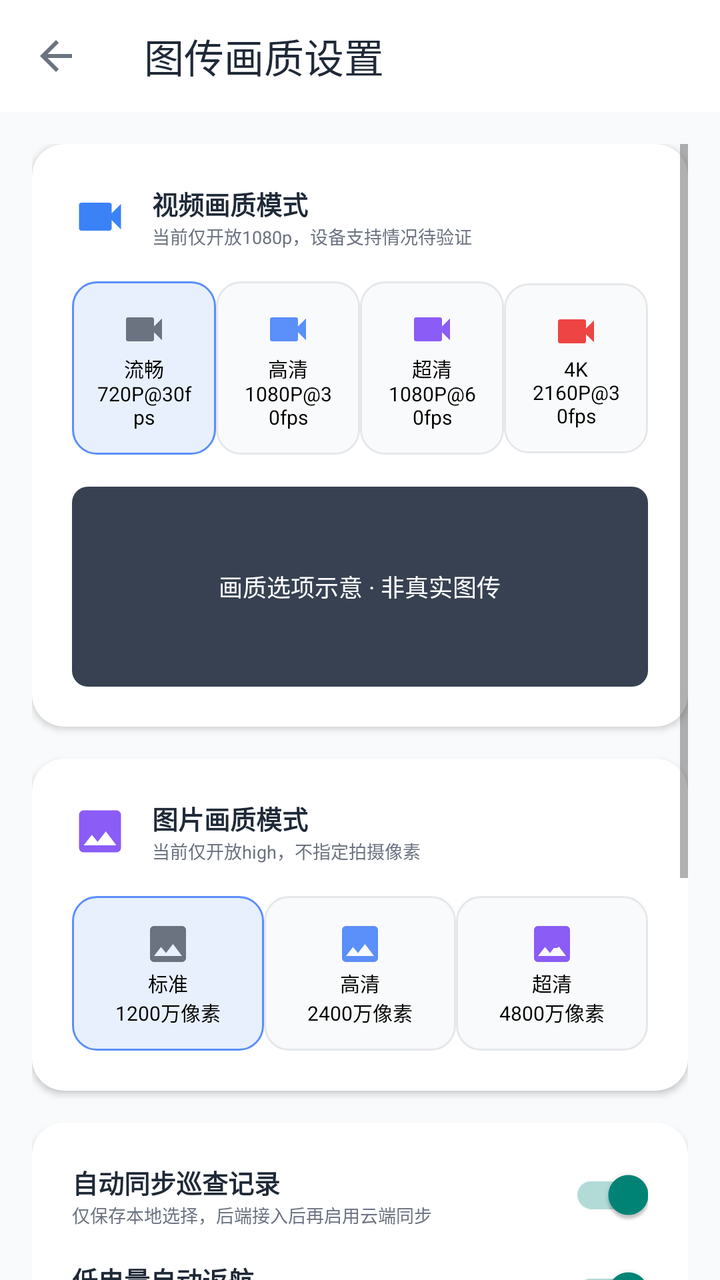
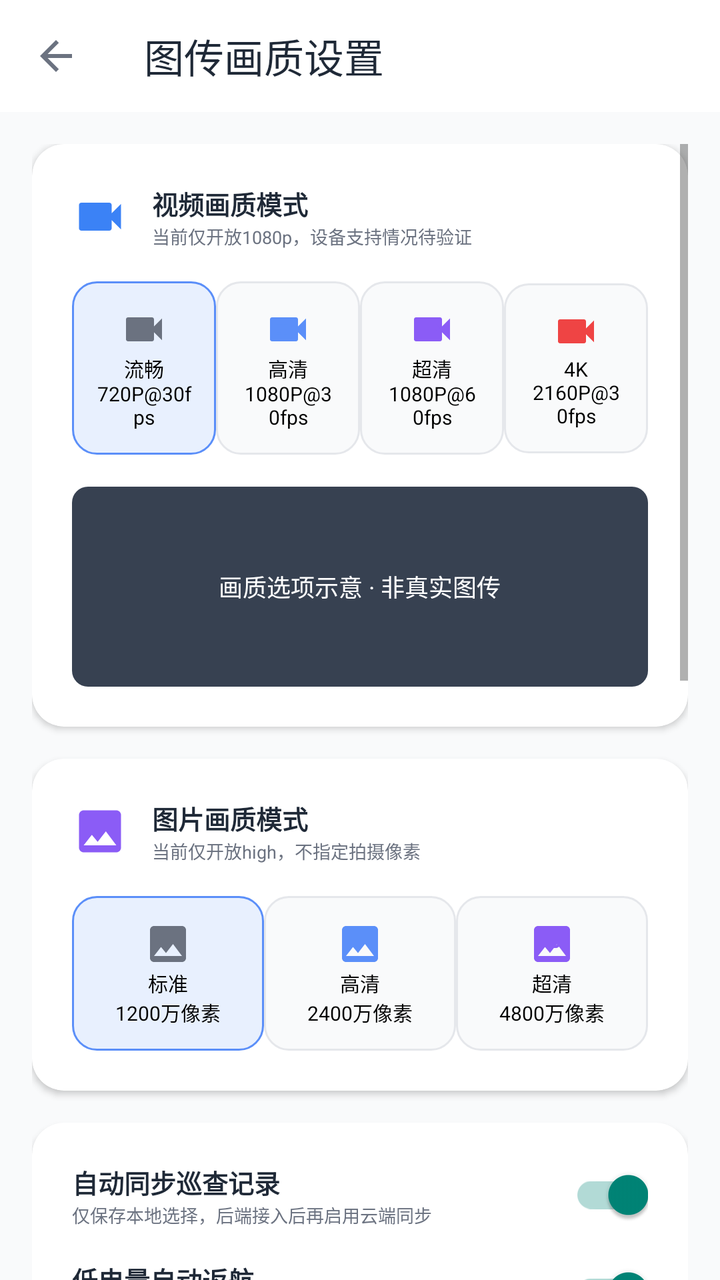

An Android layout rendered at two revisions. The XML below is the earlier revision; the diff shows what the commit changed to produce the second picture.
<!-- AndroidManifest.xml: application theme Theme.AppCompat.Light.NoActionBar -->
<!-- res/layout/activity_video_settings.xml -->
<?xml version="1.0" encoding="utf-8"?>
<LinearLayout xmlns:android="http://schemas.android.com/apk/res/android"
              xmlns:app="http://schemas.android.com/apk/res-auto"
              android:layout_width="match_parent"
              android:layout_height="match_parent"
              android:orientation="vertical"
              android:background="@color/gray_50">

    
    <androidx.appcompat.widget.Toolbar
            android:id="@+id/toolbar"
            android:layout_width="match_parent"
            android:layout_height="?attr/actionBarSize"
            android:background="@color/white"
            app:title="@string/video_settings"
            app:titleTextColor="@color/gray_800"
            app:navigationIcon="@drawable/ic_arrow_back" />

    <ScrollView
            android:layout_width="match_parent"
            android:layout_height="0dp"
            android:layout_weight="1"
            android:padding="16dp"
            android:clipToPadding="false">

        <LinearLayout
                android:layout_width="match_parent"
                android:layout_height="wrap_content"
                android:orientation="vertical">

            
            <androidx.cardview.widget.CardView
                    android:layout_width="match_parent"
                    android:layout_height="wrap_content"
                    android:layout_marginBottom="16dp"
                    app:cardCornerRadius="16dp"
                    app:cardElevation="2dp">

                <LinearLayout
                        android:layout_width="match_parent"
                        android:layout_height="wrap_content"
                        android:orientation="vertical"
                        android:padding="20dp">

                    <LinearLayout
                            android:layout_width="match_parent"
                            android:layout_height="wrap_content"
                            android:orientation="horizontal"
                            android:gravity="center_vertical"
                            android:layout_marginBottom="16dp">

                        <ImageView
                                android:layout_width="28dp"
                                android:layout_height="28dp"
                                android:src="@drawable/ic_video"
                                android:tint="@color/blue_500" />

                        <LinearLayout
                                android:layout_width="0dp"
                                android:layout_height="wrap_content"
                                android:layout_weight="1"
                                android:layout_marginStart="12dp"
                                android:orientation="vertical">

                            <TextView
                                    android:layout_width="wrap_content"
                                    android:layout_height="wrap_content"
                                    android:text="@string/video_quality"
                                    android:textSize="13sp"
                                    android:textStyle="bold"
                                    android:textColor="@color/gray_800" />

                            <TextView
                                    android:layout_width="wrap_content"
                                    android:layout_height="wrap_content"
                                    android:text="@string/video_quality_desc"
                                    android:textSize="9sp"
                                    android:textColor="@color/gray_500" />
                        </LinearLayout>
                    </LinearLayout>

                    <RadioGroup
                            android:id="@+id/rg_video_quality"
                            android:layout_width="match_parent"
                            android:layout_height="wrap_content"
                            android:orientation="horizontal">

                        <RadioButton
                                android:id="@+id/rb_video_smooth"
                                android:layout_width="0dp"
                                android:layout_height="wrap_content"
                                android:layout_weight="1"
                                android:text="流畅\n720P@30fps"
                                android:textSize="10sp"
                                android:textAlignment="center"
                                android:button="@null"
                                android:drawableTop="@drawable/ic_video_smooth"
                                android:padding="12dp"
                                android:background="@drawable/bg_radio_selector"
                                android:checked="true" />

                        <RadioButton
                                android:id="@+id/rb_video_hd"
                                android:layout_width="0dp"
                                android:layout_height="wrap_content"
                                android:layout_weight="1"
                                android:text="高清\n1080P@30fps"
                                android:textSize="10sp"
                                android:textAlignment="center"
                                android:button="@null"
                                android:drawableTop="@drawable/ic_video_hd"
                                android:padding="12dp"
                                android:background="@drawable/bg_radio_selector" />

                        <RadioButton
                                android:id="@+id/rb_video_ultra"
                                android:layout_width="0dp"
                                android:layout_height="wrap_content"
                                android:layout_weight="1"
                                android:text="超清\n1080P@60fps"
                                android:textSize="10sp"
                                android:textAlignment="center"
                                android:button="@null"
                                android:drawableTop="@drawable/ic_video_ultra"
                                android:padding="12dp"
                                android:background="@drawable/bg_radio_selector" />

                        <RadioButton
                                android:id="@+id/rb_video_4k"
                                android:layout_width="0dp"
                                android:layout_height="wrap_content"
                                android:layout_weight="1"
                                android:text="4K\n2160P@30fps"
                                android:textSize="10sp"
                                android:textAlignment="center"
                                android:button="@null"
                                android:drawableTop="@drawable/ic_video_4k"
                                android:padding="12dp"
                                android:background="@drawable/bg_radio_selector" />
                    </RadioGroup>

                    
                    <FrameLayout
                            android:id="@+id/video_preview_container"
                            android:layout_width="match_parent"
                            android:layout_height="100dp"
                            android:layout_marginTop="16dp"
                            android:background="@drawable/bg_video_preview_smooth">

                        <TextView
                                android:layout_width="wrap_content"
                                android:layout_height="wrap_content"
                                android:layout_gravity="center"
                                android:text="画质选项示意 · 非真实图传"
                                android:textColor="@color/white"
                                android:textSize="12sp" />
                    </FrameLayout>
                </LinearLayout>
            </androidx.cardview.widget.CardView>

            
            <androidx.cardview.widget.CardView
                    android:layout_width="match_parent"
                    android:layout_height="wrap_content"
                    android:layout_marginBottom="16dp"
                    app:cardCornerRadius="16dp"
                    app:cardElevation="2dp">

                <LinearLayout
                        android:layout_width="match_parent"
                        android:layout_height="wrap_content"
                        android:orientation="vertical"
                        android:padding="20dp">

                    <LinearLayout
                            android:layout_width="match_parent"
                            android:layout_height="wrap_content"
                            android:orientation="horizontal"
                            android:gravity="center_vertical"
                            android:layout_marginBottom="16dp">

                        <ImageView
                                android:layout_width="28dp"
                                android:layout_height="28dp"
                                android:src="@drawable/ic_image"
                                android:tint="@color/purple_500" />

                        <LinearLayout
                                android:layout_width="0dp"
                                android:layout_height="wrap_content"
                                android:layout_weight="1"
                                android:layout_marginStart="12dp"
                                android:orientation="vertical">

                            <TextView
                                    android:layout_width="wrap_content"
                                    android:layout_height="wrap_content"
                                    android:text="@string/image_quality"
                                    android:textSize="13sp"
                                    android:textStyle="bold"
                                    android:textColor="@color/gray_800" />

                            <TextView
                                    android:layout_width="wrap_content"
                                    android:layout_height="wrap_content"
                                    android:text="@string/image_quality_desc"
                                    android:textSize="9sp"
                                    android:textColor="@color/gray_500" />
                        </LinearLayout>
                    </LinearLayout>

                    <RadioGroup
                            android:id="@+id/rg_image_quality"
                            android:layout_width="match_parent"
                            android:layout_height="wrap_content"
                            android:orientation="horizontal">

                        <RadioButton
                                android:id="@+id/rb_image_standard"
                                android:layout_width="0dp"
                                android:layout_height="wrap_content"
                                android:layout_weight="1"
                                android:text="标准\n1200万像素"
                                android:textSize="10sp"
                                android:textAlignment="center"
                                android:button="@null"
                                android:drawableTop="@drawable/ic_image_standard"
                                android:padding="12dp"
                                android:background="@drawable/bg_radio_selector"
                                android:checked="true" />

                        <RadioButton
                                android:id="@+id/rb_image_hd"
                                android:layout_width="0dp"
                                android:layout_height="wrap_content"
                                android:layout_weight="1"
                                android:text="高清\n2400万像素"
                                android:textSize="10sp"
                                android:textAlignment="center"
                                android:button="@null"
                                android:drawableTop="@drawable/ic_image_hd"
                                android:padding="12dp"
                                android:background="@drawable/bg_radio_selector" />

                        <RadioButton
                                android:id="@+id/rb_image_ultra"
                                android:layout_width="0dp"
                                android:layout_height="wrap_content"
                                android:layout_weight="1"
                                android:text="超清\n4800万像素"
                                android:textSize="10sp"
                                android:textAlignment="center"
                                android:button="@null"
                                android:drawableTop="@drawable/ic_image_ultra"
                                android:padding="12dp"
                                android:background="@drawable/bg_radio_selector" />
                    </RadioGroup>
                </LinearLayout>
            </androidx.cardview.widget.CardView>

            
            <androidx.cardview.widget.CardView
                    android:layout_width="match_parent"
                    android:layout_height="wrap_content"
                    android:layout_marginBottom="16dp"
                    app:cardCornerRadius="16dp"
                    app:cardElevation="2dp">

                <LinearLayout
                        android:layout_width="match_parent"
                        android:layout_height="wrap_content"
                        android:orientation="vertical"
                        android:padding="20dp">

                    
                    <LinearLayout
                            android:layout_width="match_parent"
                            android:layout_height="wrap_content"
                            android:orientation="horizontal"
                            android:gravity="center_vertical"
                            android:layout_marginBottom="16dp">

                        <LinearLayout
                                android:layout_width="0dp"
                                android:layout_height="wrap_content"
                                android:layout_weight="1"
                                android:orientation="vertical">

                            <TextView
                                    android:layout_width="wrap_content"
                                    android:layout_height="wrap_content"
                                    android:text="@string/auto_sync"
                                    android:textSize="13sp"
                                    android:textStyle="bold"
                                    android:textColor="@color/gray_800" />

                            <TextView
                                    android:layout_width="wrap_content"
                                    android:layout_height="wrap_content"
                                    android:text="@string/auto_sync_desc"
                                    android:textSize="9sp"
                                    android:textColor="@color/gray_500" />
                        </LinearLayout>

                        <androidx.appcompat.widget.SwitchCompat
                                android:id="@+id/switch_auto_sync"
                                android:layout_width="wrap_content"
                                android:layout_height="wrap_content"
                                android:checked="true" />
                    </LinearLayout>

                    
                    <LinearLayout
                            android:layout_width="match_parent"
                            android:layout_height="wrap_content"
                            android:orientation="horizontal"
                            android:gravity="center_vertical">

                        <LinearLayout
                                android:layout_width="0dp"
                                android:layout_height="wrap_content"
                                android:layout_weight="1"
                                android:orientation="vertical">

                            <TextView
                                    android:layout_width="wrap_content"
                                    android:layout_height="wrap_content"
                                    android:text="@string/low_battery_return"
                                    android:textSize="13sp"
                                    android:textStyle="bold"
                                    android:textColor="@color/gray_800" />

                            <TextView
                                    android:layout_width="wrap_content"
                                    android:layout_height="wrap_content"
                                    android:text="@string/low_battery_return_desc"
                                    android:textSize="9sp"
                                    android:textColor="@color/gray_500" />
                        </LinearLayout>

                        <androidx.appcompat.widget.SwitchCompat
                                android:id="@+id/switch_low_battery"
                                android:layout_width="wrap_content"
                                android:layout_height="wrap_content"
                                android:checked="true" />
                    </LinearLayout>
                </LinearLayout>
            </androidx.cardview.widget.CardView>

            
            <androidx.cardview.widget.CardView
                    android:layout_width="match_parent"
                    android:layout_height="wrap_content"
                    android:layout_marginBottom="24dp"
                    app:cardCornerRadius="16dp"
                    app:cardBackgroundColor="@color/orange_50">

                <LinearLayout
                        android:layout_width="match_parent"
                        android:layout_height="wrap_content"
                        android:orientation="horizontal"
                        android:padding="16dp">

                    <ImageView
                            android:layout_width="24dp"
                            android:layout_height="24dp"
                            android:src="@drawable/ic_warning"
                            android:tint="@color/orange_500" />

                    <LinearLayout
                            android:layout_width="0dp"
                            android:layout_height="wrap_content"
                            android:layout_weight="1"
                            android:layout_marginStart="12dp"
                            android:orientation="vertical">

                        <TextView
                                android:layout_width="wrap_content"
                                android:layout_height="wrap_content"
                                android:text="高画质模式流量提示"
                                android:textSize="11sp"
                                android:textStyle="bold"
                                android:textColor="@color/gray_800" />

                        <TextView
                                android:layout_width="wrap_content"
                                android:layout_height="wrap_content"
                                android:layout_marginTop="4dp"
                                android:text="1080P@60fps 视频和4800万像素照片会消耗大量网络流量，建议在WiFi环境下使用"
                                android:textSize="9sp"
                                android:textColor="@color/gray_600" />
                    </LinearLayout>
                </LinearLayout>
            </androidx.cardview.widget.CardView>

            
            <TextView
                    android:id="@+id/tv_sync_status"
                    android:layout_width="match_parent"
                    android:layout_height="wrap_content"
                    android:layout_marginBottom="16dp"
                    android:text="当前显示本地设置，设备尚未确认。连接后请点击保存并同步。"
                    android:textColor="@color/gray_700"
                    android:textSize="13sp" />
            <Button
                    android:id="@+id/btn_save"
                    android:layout_width="match_parent"
                    android:layout_height="48dp"
                    android:layout_marginBottom="32dp"
                    android:text="@string/save_settings"
                    android:textSize="13sp"
                    android:background="@drawable/bg_primary_rounded"
                    android:textColor="@color/white" />

        </LinearLayout>
    </ScrollView>

</LinearLayout>
<!-- resources referenced by this layout -->
<resources>
  <color name="blue_500">#3B82F6</color>
  <color name="gray_50">#F9FAFB</color>
  <color name="gray_500">#6B7280</color>
  <color name="gray_600">#4B5563</color>
  <color name="gray_700">#374151</color>
  <color name="gray_800">#1F2937</color>
  <color name="orange_50">#FFFBEB</color>
  <color name="orange_500">#F59E0B</color>
  <color name="purple_500">#8B5CF6</color>
  <color name="white">#FFFFFF</color>
  <!-- drawable bg_primary_rounded (drawable) -->
  <?xml version="1.0" encoding="utf-8"?>
  <shape xmlns:android="http://schemas.android.com/apk/res/android">
      <solid android:color="@color/primary"/>
      <corners android:radius="12dp"/>
  </shape>
  <!-- drawable bg_video_preview_smooth (drawable) -->
  <?xml version="1.0" encoding="utf-8"?>
  <shape xmlns:android="http://schemas.android.com/apk/res/android">
      <solid android:color="#374151"/>
      <corners android:radius="8dp"/>
  </shape>
  <!-- drawable ic_arrow_back (drawable) -->
  <?xml version="1.0" encoding="utf-8"?>
  <vector xmlns:android="http://schemas.android.com/apk/res/android"
      android:width="24dp"
      android:height="24dp"
      android:viewportWidth="24"
      android:viewportHeight="24">
      <path
          android:fillColor="@color/gray_500"
          android:pathData="M20,11H7.83l5.59,-5.59L12,4l-8,8 8,8 1.41,-1.41L7.83,13H20v-2z" />
  </vector>
  <!-- drawable ic_image (drawable) -->
  <?xml version="1.0" encoding="utf-8"?>
  <vector xmlns:android="http://schemas.android.com/apk/res/android"
          android:width="24dp"
          android:height="24dp"
          android:viewportWidth="24"
          android:viewportHeight="24">
      <path android:fillColor="@color/purple_500"
            android:pathData="M21,19V5c0,-1.1 -0.9,-2 -2,-2H5c-1.1,0 -2,0.9 -2,2v14c0,1.1 0.9,2 2,2h14c1.1,0 2,-0.9 2,-2zM8.5,13.5l2.5,3.01L14.5,12l4.5,6H5l3.5,-4.5z"/>
  </vector>
  <!-- drawable ic_video (drawable) -->
  <?xml version="1.0" encoding="utf-8"?>
  <vector xmlns:android="http://schemas.android.com/apk/res/android"
          android:width="24dp"
          android:height="24dp"
          android:viewportWidth="24"
          android:viewportHeight="24">
      <path android:fillColor="@color/blue_500"
            android:pathData="M17,10.5V7c0,-0.55 -0.45,-1 -1,-1H4c-0.55,0 -1,0.45 -1,1v10c0,0.55 0.45,1 1,1h12c0.55,0 1,-0.45 1,-1v-3.5l4,4v-11l-4,4z"/>
  </vector>
  <!-- drawable ic_video_smooth (drawable) -->
  <?xml version="1.0" encoding="utf-8"?>
  <vector xmlns:android="http://schemas.android.com/apk/res/android"
          android:width="24dp"
          android:height="24dp"
          android:viewportWidth="24"
          android:viewportHeight="24">
      <path android:fillColor="@color/gray_500"
            android:pathData="M17,10.5V7c0,-0.55 -0.45,-1 -1,-1H4c-0.55,0 -1,0.45 -1,1v10c0,0.55 0.45,1 1,1h12c0.55,0 1,-0.45 1,-1v-3.5l4,4v-11l-4,4z"/>
  </vector>
  <!-- drawable ic_warning (drawable) -->
  <?xml version="1.0" encoding="utf-8"?>
  <vector xmlns:android="http://schemas.android.com/apk/res/android"
          android:width="24dp"
          android:height="24dp"
          android:viewportWidth="24"
          android:viewportHeight="24">
      <path android:fillColor="@color/red_500"
            android:pathData="M1,21h22L12,2 1,21zM13,18h-2v-2h2v2zM13,14h-2v-4h2v4z"/>
  </vector>
  <string name="auto_sync">自动同步巡查记录</string>
  <string name="auto_sync_desc">仅保存本地选择，后端接入后再启用云端同步</string>
  <string name="image_quality">图片画质模式</string>
  <string name="image_quality_desc">当前仅开放high，不指定拍摄像素</string>
  <string name="low_battery_return">低电量自动返航</string>
  <string name="low_battery_return_desc">当电池电量低于20%时强制执行</string>
  <string name="save_settings">保存设置</string>
  <string name="video_quality">视频画质模式</string>
  <string name="video_quality_desc">当前仅开放1080p，设备支持情况待验证</string>
  <string name="video_settings">图传画质设置</string>
  <color name="primary">#5B8FF9</color>
  <color name="primary_light">#E8F0FE</color>
  <color name="gray_200">#E5E7EB</color>
  <color name="red_500">#EF4444</color>
  <!-- unchanged entries left out for length: 7 -->
</resources>

<!-- the commit's change to res/layout/activity_video_settings.xml (unified diff, before → after) -->
@@ -386,7 +386,7 @@
                                 android:layout_width="wrap_content"
                                 android:layout_height="wrap_content"
                                 android:layout_marginTop="4dp"
-                                android:text="1080P@60fps 视频和4800万像素照片会消耗大量网络流量，建议在WiFi环境下使用"
+                                android:text="当前仅开放1080p视频与high图片选项。具体帧率、照片像素和设备支持能力以兼容机型验证结果为准。"
                                 android:textSize="9sp"
                                 android:textColor="@color/gray_600" />
                     </LinearLayout>
@@ -412,7 +412,29 @@
                     android:background="@drawable/bg_primary_rounded"
                     android:textColor="@color/white" />
 
+            <include layout="@layout/view_account_settings" />
         </LinearLayout>
     </ScrollView>
 
 </LinearLayout>
+<!-- res/layout/view_account_settings.xml (included above) -->
+<?xml version="1.0" encoding="utf-8"?>
+<LinearLayout xmlns:android="http://schemas.android.com/apk/res/android"
+    android:layout_width="match_parent" android:layout_height="wrap_content"
+    android:orientation="vertical" android:paddingBottom="24dp">
+    <TextView android:layout_width="match_parent" android:layout_height="wrap_content"
+        android:text="账户设置" android:textStyle="bold" android:textSize="16sp" android:textColor="@color/gray_800" />
+    <TextView android:id="@+id/tv_account_settings_status" android:layout_width="match_parent"
+        android:layout_height="wrap_content" android:paddingTop="8dp" android:paddingBottom="8dp"
+        android:text="账户保存与设备参数应用分别确认。" android:textSize="13sp" android:textColor="@color/gray_700" />
+    <Button android:id="@+id/btn_account_settings_read" android:layout_width="match_parent"
+        android:layout_height="wrap_content" android:minHeight="48dp" android:text="读取账户设置" />
+    <Button android:id="@+id/btn_account_settings_save" android:layout_width="match_parent"
+        android:layout_height="wrap_content" android:minHeight="48dp" android:text="保存到账户" />
+    <Button android:id="@+id/btn_account_settings_retry" android:layout_width="match_parent"
+        android:layout_height="wrap_content" android:minHeight="48dp" android:text="重试待确认保存" />
+    <Button android:id="@+id/btn_account_settings_discard" android:layout_width="match_parent"
+        android:layout_height="wrap_content" android:minHeight="48dp" android:text="放弃待确认保存" />
+    <Button android:id="@+id/btn_account_settings_import" android:layout_width="match_parent"
+        android:layout_height="wrap_content" android:minHeight="48dp" android:text="导入旧本机草稿" />
+</LinearLayout>
